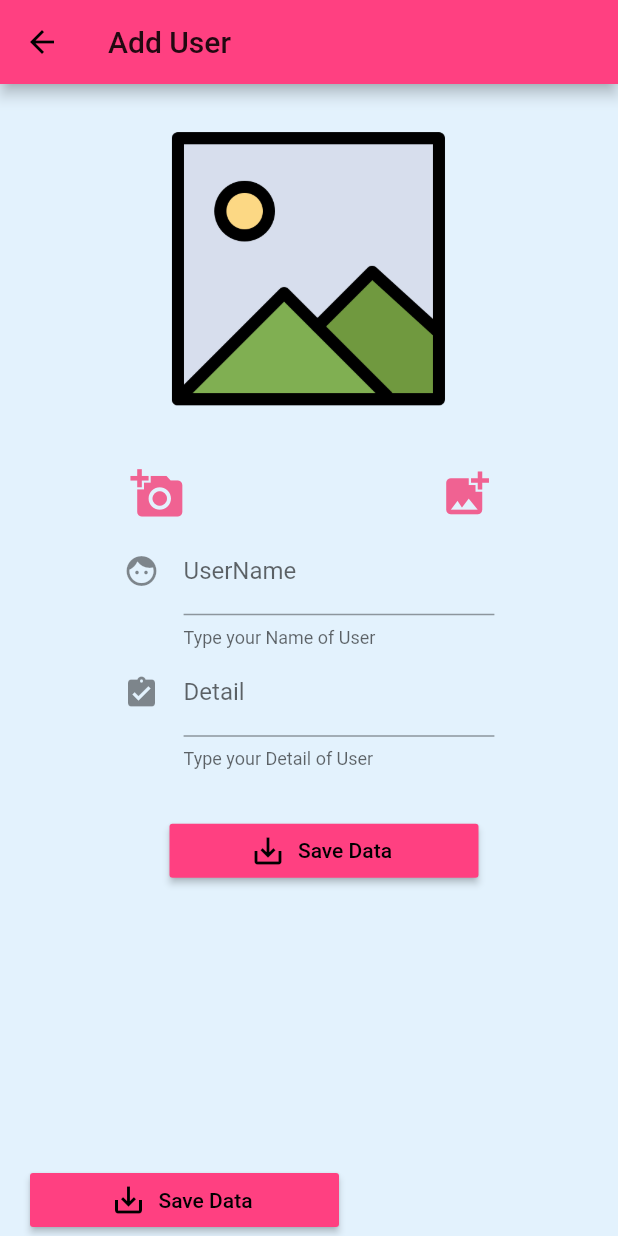
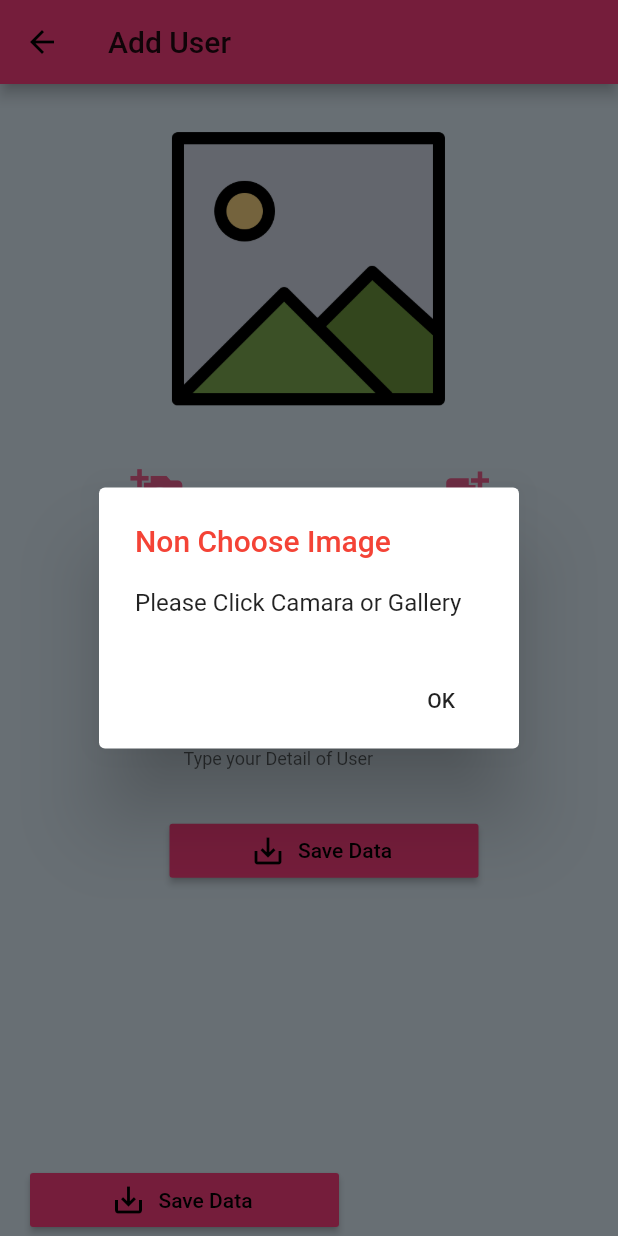
Before and after one commit to nakaren1234/Pet, a Flutter app: the AddUserPage screen opened directly, after a tap on "Save Data", on a phone screen of 412 x 824 dp. Run offline on Flutter 3.47's test engine with Material 2 defaults, Android fonts, the phone set to English and light mode, and no system bars; our stand-ins replace cloud_firestore, firebase_auth, firebase_core, image_picker, pull_to_refresh, webview_flutter; accounts and stored records are empty.

Commit message:
aleart เช็กภาพและtext

```diff
--- a/lib/widgets/addListUser.dart
+++ b/lib/widgets/addListUser.dart
@@ -14,6 +14,7 @@ class _AddListUserState extends State<AddListUser> {
   //Field
   File file;
   final picker = ImagePicker();
+  String name, detail;
   //Method
   Widget uploadButton() {
     return Column(
@@ -24,7 +25,20 @@ class _AddListUserState extends State<AddListUser> {
           width: MediaQuery.of(context).size.width * 0.5,
           child: RaisedButton.icon(
             color: Colors.pinkAccent,
-            onPressed: () {},
+            onPressed: () {
+              print('You Click Upload');
+
+              if (file == null) {
+                showAlert('Non Choose Image', 'Please Click Camara or Gallery');
+              } else if (name == null ||
+                  name.isEmpty ||
+                  detail == null ||
+                  detail.isEmpty) {
+                showAlert('Have Space', 'Please Fill Every Blank');
+              } else {
+                //upload value to firebase
+              }
+            },
             icon: Icon(
               Icons.save_alt,
               color: Colors.black,
@@ -39,10 +53,32 @@ class _AddListUserState extends State<AddListUser> {
     );
   }
 
+  Future<void> showAlert(String title, String message) async {
+    showDialog(
+        context: context,
+        builder: (BuildContext context) {
+          return AlertDialog(
+            title: Text(title),
+            content: Text(message),
+            actions: [
+              FlatButton(
+                onPressed: () {
+                  Navigator.of(context).pop();
+                },
+                child: Text('OK'),
+              )
+            ],
+          );
+        });
+  }
+
   Widget nameForm() {
     return Container(
       width: MediaQuery.of(context).size.width * 0.6,
       child: TextField(
+        onChanged: (String string) {
+          name = string.trim();
+        },
         decoration: InputDecoration(
           helperText: 'Type your Name of User',
           labelText: 'UserName',
@@ -56,6 +92,9 @@ class _AddListUserState extends State<AddListUser> {
     return Container(
       width: MediaQuery.of(context).size.width * 0.6,
       child: TextField(
+        onChanged: (value) {
+          detail = value.trim();
+        },
         decoration: InputDecoration(
           helperText: 'Type your Detail of User',
           labelText: 'Detail',
```
